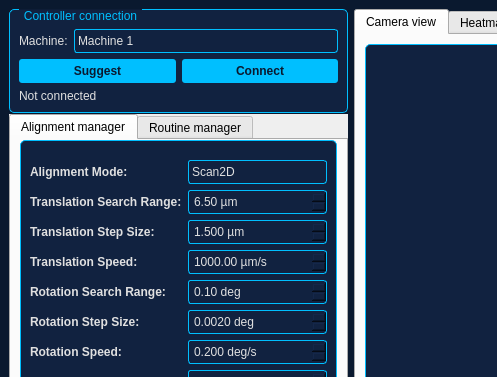
Before: the Qt Designer form main_window.ui in InspekSolutions/Automatic-Alignment-Controller-Script, drawn with Qt 5; both pictures show x 0 to 497 and y 0 to 377 of the 1184 by 862 pixel window.
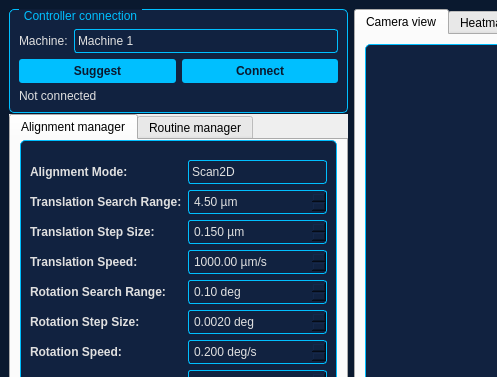
After: the same form once the commit is applied. Icons and pictures are not drawn.

Commit message: default values update

```diff
--- a/main_window.ui
+++ b/main_window.ui
@@ -7,7 +7,7 @@
     <x>0</x>
     <y>0</y>
     <width>1184</width>
-    <height>795</height>
+    <height>840</height>
    </rect>
   </property>
   <property name="windowTitle">
@@ -118,7 +118,7 @@
      <enum>QFormLayout::DontWrapRows</enum>
     </property>
     <item row="0" column="0">
-     <layout class="QVBoxLayout" name="left_layout" stretch="0,0,0">
+     <layout class="QVBoxLayout" name="left_layout" stretch="0,0,0,0">
       <property name="spacing">
        <number>1</number>
       </property>
@@ -495,7 +495,7 @@
                 <double>1000.000000000000000</double>
                </property>
                <property name="value">
-                <double>6.500000000000000</double>
+                <double>4.500000000000000</double>
                </property>
               </widget>
              </item>
@@ -530,7 +530,7 @@
                 <double>0.100000000000000</double>
                </property>
                <property name="value">
-                <double>1.500000000000000</double>
+                <double>0.150000000000000</double>
                </property>
               </widget>
              </item>
```
